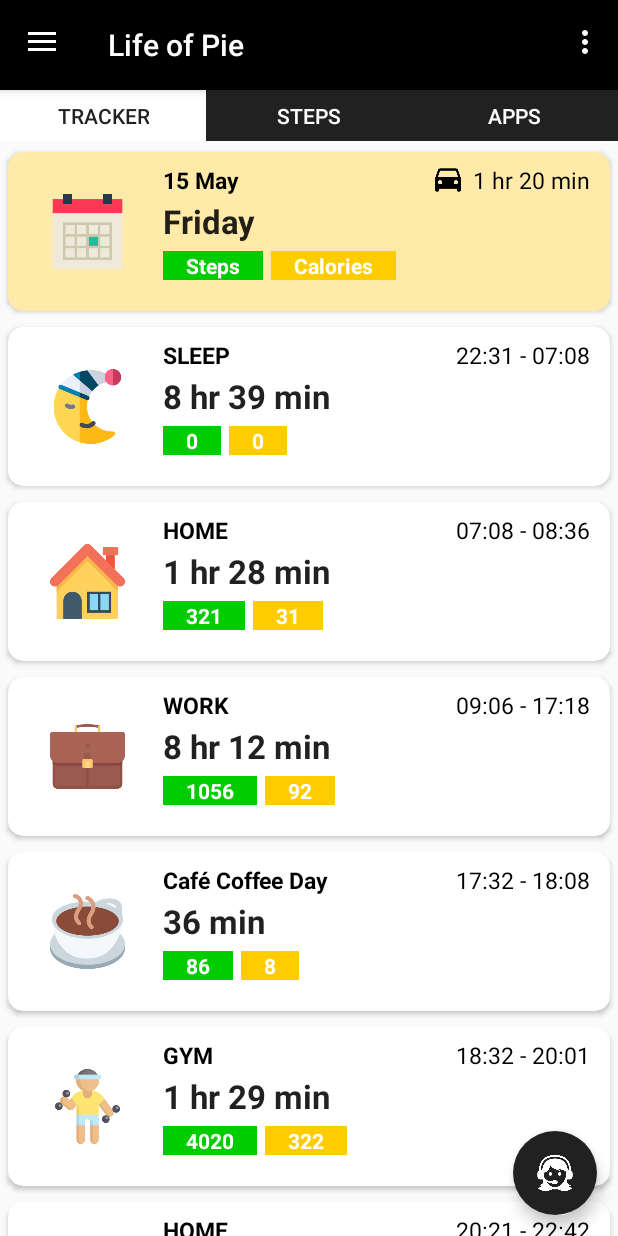
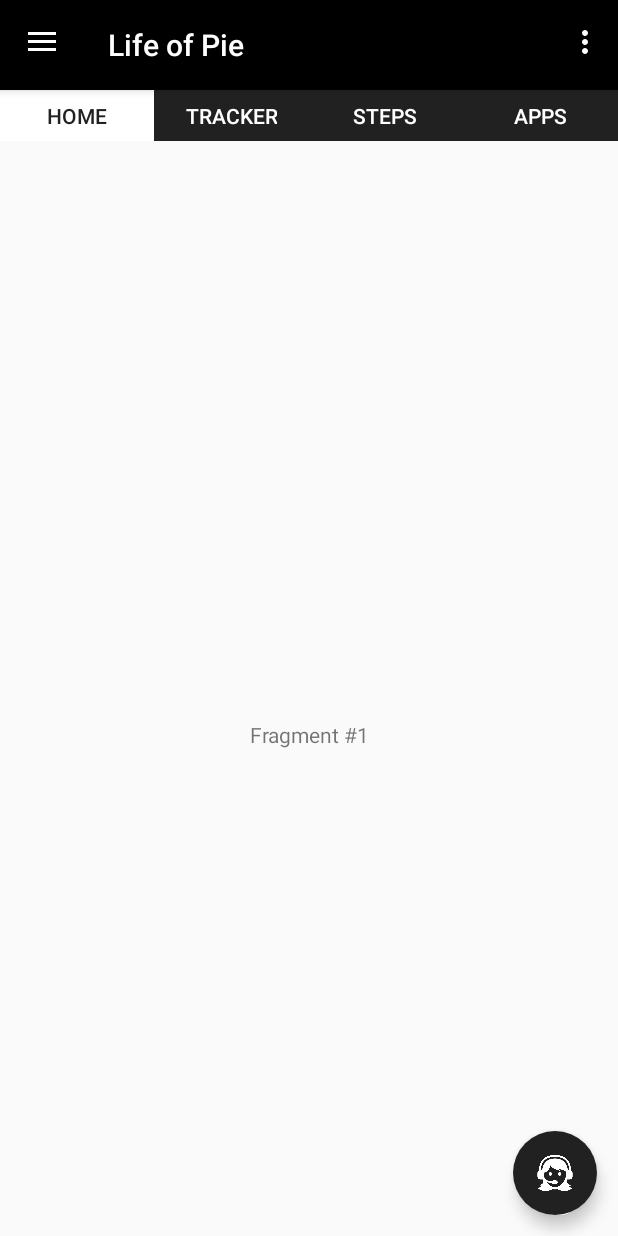
Before and after one commit to DeepakAggarwal196/life_of_pie, an Android app: the screen it shows after launch (MainActivity), in the options menu, after a tap on "Settings", on a phone screen of 412 x 824 dp. Run offline under Robolectric (Android 15) with nearby library versions, the phone set to English and light mode, and no system bars.

Commit message:
Resolved errors

```diff
--- a/app/src/main/java/com/example/deepak/prototype2/MainActivity.java
+++ b/app/src/main/java/com/example/deepak/prototype2/MainActivity.java
@@ -18,9 +18,13 @@ import android.support.v7.app.AppCompatActivity;
 import android.support.v7.widget.Toolbar;
 import android.view.Menu;
 import android.view.MenuItem;
+import android.widget.Toast;
 
 public class MainActivity extends AppCompatActivity
         implements NavigationView.OnNavigationItemSelectedListener {
+
+    ViewPager viewPager;
+    TabLayout tabLayout;
 
     @Override
     protected void onCreate(Bundle savedInstanceState) {
@@ -50,11 +54,11 @@ public class MainActivity extends AppCompatActivity
         NavigationView navigationView = (NavigationView) findViewById(R.id.nav_view);
         navigationView.setNavigationItemSelectedListener(this);
 
-        ViewPager viewPager = (ViewPager) findViewById(R.id.viewpager);
+        viewPager = (ViewPager) findViewById(R.id.viewpager);
         viewPager.setAdapter(new SampleFragmentPagerAdapter(getSupportFragmentManager(),
                 MainActivity.this));
 
-        TabLayout tabLayout = (TabLayout) findViewById(R.id.tabs);
+        tabLayout = (TabLayout) findViewById(R.id.tabs);
         tabLayout.setupWithViewPager(viewPager);
     }
 
@@ -82,10 +86,28 @@ public class MainActivity extends AppCompatActivity
         // as you specify a parent activity in AndroidManifest.xml.
         int id = item.getItemId();
 
+
+        if(item.getItemId() == R.id.action_daily){
+
+
+
+            getWindow().getDecorView().findViewById(android.R.id.content).invalidate();
+
+            Toast.makeText(getApplicationContext(), "Daily selected", Toast.LENGTH_SHORT).show();
+            return true;
+        }
+
+        else if(item.getItemId() == R.id.action_weekly){
+            Toast.makeText(getApplicationContext(), "Weekly selected", Toast.LENGTH_SHORT).show();
+
+            return true;
+        }
+
         //noinspection SimplifiableIfStatement
         if (id == R.id.action_settings) {
             return true;
         }
+
 
         return super.onOptionsItemSelected(item);
     }
@@ -116,8 +138,8 @@ public class MainActivity extends AppCompatActivity
     }
 
     public class SampleFragmentPagerAdapter extends FragmentPagerAdapter {
-        final int PAGE_COUNT = 3;
-        private String tabTitles[] = new String[] { "Tracker", "Steps", "Apps" };
+        final int PAGE_COUNT = 4;
+        private String tabTitles[] = new String[] { "Home","Tracker", "Steps", "Apps" };
         private Context context;
 
         public SampleFragmentPagerAdapter(FragmentManager fm, Context context) {
--- a/app/src/main/java/com/example/deepak/prototype2/PageFragment.java
+++ b/app/src/main/java/com/example/deepak/prototype2/PageFragment.java
@@ -1,13 +1,16 @@
 package com.example.deepak.prototype2;
 
+import android.content.Context;
 import android.os.Bundle;
 import android.support.v4.app.Fragment;
 import android.support.v7.widget.LinearLayoutManager;
 import android.support.v7.widget.RecyclerView;
 import android.view.LayoutInflater;
+import android.view.MenuItem;
 import android.view.View;
 import android.view.ViewGroup;
 import android.widget.TextView;
+import android.widget.Toast;
 
 import java.util.ArrayList;
 import java.util.List;
@@ -27,6 +30,9 @@ public class PageFragment extends Fragment {
     StepsAdapter stepsAdapter;
     AppUsageAdapter appUsageAdapter;
 
+    StepsCounter stepsCounter;
+
+
     public static PageFragment newInstance(int page) {
         Bundle args = new Bundle();
         args.putInt(ARG_PAGE, page);
@@ -38,6 +44,7 @@ public class PageFragment extends Fragment {
     @Override
     public void onCreate(Bundle savedInstanceState) {
         super.onCreate(savedInstanceState);
+        stepsCounter = new StepsCounter(getActivity());
         mPage = getArguments().getInt(ARG_PAGE);
     }
 
@@ -45,6 +52,13 @@ public class PageFragment extends Fragment {
     public View onCreateView(LayoutInflater inflater, ViewGroup container,
                              Bundle savedInstanceState) {
         if(mPage==1)
+        {
+            View view = inflater.inflate(R.layout.fragment_main, container, false);
+            TextView textView = (TextView) view;
+            textView.setText("Fragment #" + mPage);
+            return view;
+        }
+        else if(mPage==2)
         {
             View view1 = inflater.inflate(R.layout.fragment_location_tracker, container, false);
             productList = new ArrayList<>();
@@ -126,7 +140,7 @@ public class PageFragment extends Fragment {
             recyclerView.setAdapter(adapter);
             return view1;
         }
-        else if(mPage == 2)
+        else if(mPage == 3)
         {
             View stepsTabView = inflater.inflate(R.layout.fragment_steps, container, false);
             stepsList = new ArrayList<>();
@@ -139,20 +153,26 @@ public class PageFragment extends Fragment {
                     new StepsCard(
                             1,
                             1,
-                            "5468"));
+                            String.valueOf(stepsCounter.getCount()),
+                            stepsCounter.getStepsProgress()
+                    )
+            );
 
             stepsList.add(
                     new StepsCard(
                             2,
                             2,
-                            "456"));
+                            String.valueOf(stepsCounter.getCalories()),
+                            stepsCounter.getCaloriesProgress()
+                    )
+            );
 
 
             stepsAdapter = new StepsAdapter(getActivity(), stepsList);
             recyclerView.setAdapter(stepsAdapter);
             return stepsTabView;
         }
-        else if(mPage == 3)
+        else if(mPage == 4)
         {
             View appUsageTabView = inflater.inflate(R.layout.fragment_steps, container, false);
             appUsageList = new ArrayList<>();
@@ -172,9 +192,8 @@ public class PageFragment extends Fragment {
             TextView textView = (TextView) view;
             textView.setText("Fragment #" + mPage);
             return view;
-
-
         }
 
     }
+
 }
--- a/app/src/main/java/com/example/deepak/prototype2/SplashActivity.java
+++ b/app/src/main/java/com/example/deepak/prototype2/SplashActivity.java
@@ -11,11 +11,12 @@ import android.support.v4.app.ActivityCompat;
 import android.support.v4.content.ContextCompat;
 
 public class SplashActivity extends Activity {
-    private static int SPLASH_TIME_OUT= 3000;
+    private static int SPLASH_TIME_OUT= 0;
     private  static String MyPREFS_NAME = "MyPREFS_NAME";
     SharedPreferences sharedPreferences;
     @Override
     protected void onCreate(Bundle savedInstanceState){
+
         super.onCreate(savedInstanceState);
         setContentView(R.layout.splash_layout);
         sharedPreferences = getSharedPreferences(MyPREFS_NAME, MODE_PRIVATE);
--- a/app/src/main/java/com/example/deepak/prototype2/StepsAdapter.java
+++ b/app/src/main/java/com/example/deepak/prototype2/StepsAdapter.java
@@ -20,6 +20,7 @@ public class StepsAdapter  extends RecyclerView.Adapter<StepsAdapter.StepsCardVi
 
     private Context mCtx;
     private List<StepsCard> stepsList;
+    StepsCounter stepsCounter;
 
     public StepsAdapter(Context mCtx, List<StepsCard> stepsList) {
         this.mCtx = mCtx;
@@ -43,6 +44,8 @@ public class StepsAdapter  extends RecyclerView.Adapter<StepsAdapter.StepsCardVi
         stepsCardViewHolder.imageView.setImageDrawable(mCtx.getResources().getDrawable(StepsCard.getImage()));
         stepsCardViewHolder.imageSmallView.setImageDrawable(mCtx.getResources().getDrawable(StepsCard.getImage_small()));
 
+        stepsCardViewHolder.progressBar.setProgress(StepsCard.getProgress());
+
         if(StepsCard.getType() == 1)
         {
             stepsCardViewHolder.textViewSmall.setText("Steps");
@@ -56,6 +59,8 @@ public class StepsAdapter  extends RecyclerView.Adapter<StepsAdapter.StepsCardVi
 
 
     }
+
+
 
     @Override
     public int getItemCount() {
--- a/app/src/main/res/menu/main.xml
+++ b/app/src/main/res/menu/main.xml
@@ -1,6 +1,25 @@
 <?xml version="1.0" encoding="utf-8"?>
 <menu xmlns:android="http://schemas.android.com/apk/res/android"
     xmlns:app="http://schemas.android.com/apk/res-auto">
+
+    <item
+        android:id="@+id/action_daily"
+        android:orderInCategory="100"
+        android:title="Daily"
+        app:showAsAction="never" />
+    <item
+        android:id="@+id/action_weekly"
+        android:orderInCategory="100"
+        android:title="Weekly"
+        app:showAsAction="never" />
+    <item
+        android:id="@+id/action_monthly"
+        android:orderInCategory="100"
+        android:title="Monthly"
+        app:showAsAction="never" />
+
+
+
     <item
         android:id="@+id/action_settings"
         android:orderInCategory="100"
```
Also changed, not shown: app/src/main/java/com/example/deepak/prototype2/AppUsage.java (+12 -6 lines), app/src/main/java/com/example/deepak/prototype2/StepsCard.java (+8 -1 lines), app/src/main/java/com/example/deepak/prototype2/StepsCounter.java (+139 -64 lines), app/src/main/java/com/example/deepak/prototype2/User.java (+8 -0 lines).
